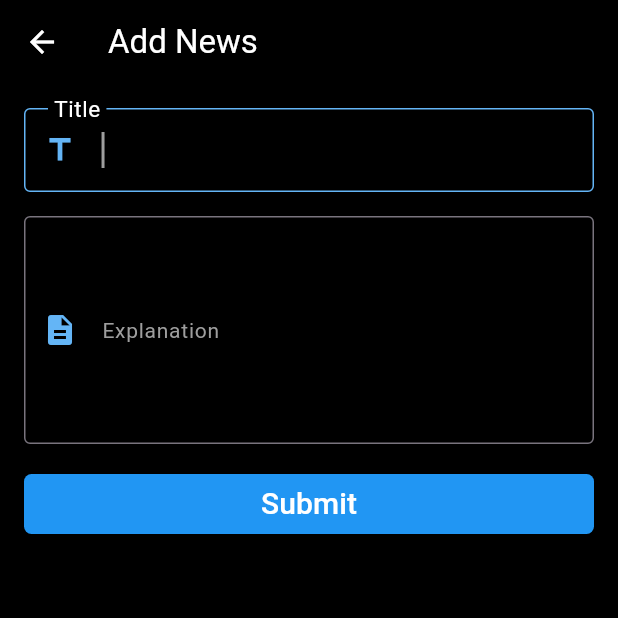
After one commit to NNakreSS/space_voyage, a Flutter app: the AddNewsForm screen opened directly, on a phone screen of 412 x 824 dp, the top half of it. The commit adds this screen. Run offline on Flutter 3.47's test engine with Material 3 defaults, Android fonts, the phone set to English and light mode, and no system bars; our stand-ins replace cached_network_image, cloud_firestore, firebase_auth, firebase_core, flutter_animate, flutter_dotenv and 2 more; missing offline and left inert: flutter_file_downloader, model_viewer_plus; accounts and stored records are empty; network calls fail; Roboto replaces fonts that are missing (Exo).

Commit message:
news page , store service news methods

```diff
--- /dev/null
+++ b/lib/pages/NewsPage/add_news_form.dart
@@ -0,0 +1,114 @@
+import 'package:flutter/material.dart';
+import 'package:google_fonts/google_fonts.dart';
+import 'package:space_voyage/services/firestore_service.dart';
+import 'package:space_voyage/widgets/elevated_button.dart';
+import 'package:space_voyage/widgets/text_field.dart';
+
+class AddNewsForm extends StatefulWidget {
+  const AddNewsForm({Key? key}) : super(key: key);
+
+  @override
+  State<AddNewsForm> createState() => _AddNewsFormState();
+}
+
+class _AddNewsFormState extends State<AddNewsForm> {
+  final GlobalKey<FormState> _formKey = GlobalKey<FormState>();
+  final TextEditingController _titleController = TextEditingController();
+  final TextEditingController _explanationController = TextEditingController();
+
+  void _submitForm() {
+    if (_formKey.currentState!.validate()) {
+      String title = _titleController.text;
+      String explanation = _explanationController.text;
+      DateTime now = DateTime.now();
+      String date = '${now.year}-${now.month}-${now.day}';
+
+      FireStoreService().addNewsToFirestore({
+        "title": title,
+        "explanation": explanation,
+        "date": date,
+      }).then((data) {
+        if (data!["success"]) {
+          Navigator.pop(context);
+          ScaffoldMessenger.of(context).showSnackBar(
+            const SnackBar(
+              backgroundColor: Color.fromARGB(255, 28, 28, 28),
+              content: Text(
+                "News added.",
+                style: TextStyle(
+                  color: Colors.green,
+                  fontSize: 26,
+                  fontWeight: FontWeight.w500,
+                ),
+              ),
+            ),
+          );
+        } else {
+          ScaffoldMessenger.of(context).showSnackBar(
+            SnackBar(
+              backgroundColor: const Color.fromARGB(255, 28, 28, 28),
+              content: Text(
+                data["error"],
+                style: const TextStyle(
+                  color: Colors.red,
+                  fontSize: 26,
+                  fontWeight: FontWeight.w500,
+                ),
+              ),
+            ),
+          );
+        }
+      });
+    }
+  }
+
+  @override
+  Widget build(BuildContext context) => Scaffold(
+        appBar: AppBar(
+          backgroundColor: Colors.transparent,
+          iconTheme: const IconThemeData(color: Colors.white),
+          title: Text(
+            "Add News",
+            style: GoogleFonts.exo(
+                textStyle: const TextStyle(color: Colors.white)),
+          ),
+        ),
+        body: Padding(
+          padding: const EdgeInsets.all(16),
+          child: Form(
+            key: _formKey,
+            child: Column(
+              crossAxisAlignment: CrossAxisAlignment.stretch,
+              children: [
+                CustomTextFormField(
+                  controller: _titleController,
+                  labelText: "Title",
+                  icon: Icons.title,
+                  autoFocus: true,
+                ),
+                const SizedBox(height: 16.0),
+                CustomTextFormField(
+                  controller: _explanationController,
+                  labelText: "Explanation",
+                  icon: Icons.description,
+                  keyboardType: TextInputType.multiline,
+                  maxLine: 5,
+                ),
+                const SizedBox(height: 16.0),
+                CustomElevatedButton(
+                  backgroundColor: Colors.blue,
+                  onPressed: _submitForm,
+                  child: const Text(
+                    "Submit",
+                    style: TextStyle(
+                      color: Colors.white,
+                      fontSize: 20,
+                    ),
+                  ),
+                ),
+              ],
+            ),
+          ),
+        ),
+      );
+}
--- /dev/null
+++ b/lib/pages/NewsPage/model.dart
@@ -0,0 +1,28 @@
+class News {
+  String explanation;
+  String title;
+  String date;
+
+  News({
+    required this.explanation,
+    required this.title,
+    required this.date,
+  });
+
+  factory News.fromJson(Map<String, dynamic> json) {
+    return News(
+      explanation: json["explanation"],
+      title: json["title"],
+      date: json["date"],
+    );
+  }
+
+  // News nesnesini bir Map'e dönüştüren toJson metodu
+  Map<String, dynamic> toJson() {
+    return {
+      'title': title,
+      'explanation': explanation,
+      'date': date,
+    };
+  }
+}
--- a/lib/pages/SignPage/sign_in.dart
+++ b/lib/pages/SignPage/sign_in.dart
@@ -84,7 +84,7 @@ class _SignInPageState extends State<SignInPage> {
     );
   }
 
-  ElevatedButton loginButton(BuildContext context) {
+  ElevatedButton loginButton(context) {
     return ElevatedButton(
       style: ElevatedButton.styleFrom(
         shape: const RoundedRectangleBorder(
--- a/lib/services/firestore_service.dart
+++ b/lib/services/firestore_service.dart
@@ -1,14 +1,18 @@
 import 'package:cloud_firestore/cloud_firestore.dart';
+import 'package:space_voyage/pages/NewsPage/model.dart';
 import 'package:space_voyage/pages/spaceGalleryPage/model.dart';
 
 class FireStoreService {
-  final CollectionReference favoritesCollection =
+  final CollectionReference userCollection =
       FirebaseFirestore.instance.collection("users");
+
+  final CollectionReference newsCollection =
+      FirebaseFirestore.instance.collection('news');
 
   // Kullanıcının belirli bir görselin favorilere eklemesi
   Future<void> addFavorite(String userId, NasaImage imageData) async {
     try {
-      await favoritesCollection.doc(userId).set({
+      await userCollection.doc(userId).set({
         'favorites': FieldValue.arrayUnion([imageData.toJson()]),
       }, SetOptions(merge: true));
     } catch (e) {
@@ -20,8 +24,7 @@ class FireStoreService {
   // Kullanıcının favori görsellerini getirme
   Future<List<NasaImage>> getFavorites(String userId) async {
     try {
-      final DocumentSnapshot snapshot =
-          await favoritesCollection.doc(userId).get();
+      final DocumentSnapshot snapshot = await userCollection.doc(userId).get();
       if (snapshot.exists) {
         final Map<String, dynamic>? data =
             snapshot.data() as Map<String, dynamic>?;
@@ -42,7 +45,7 @@ class FireStoreService {
   // Kullanıcının belirli bir görseli favorilerden çıkarması
   Future<void> removeFavorite(String userId, NasaImage imageData) async {
     try {
-      await favoritesCollection.doc(userId).update({
+      await userCollection.doc(userId).update({
         'favorites': FieldValue.arrayRemove([imageData.toJson()]),
       });
     } catch (e) {
@@ -54,8 +57,7 @@ class FireStoreService {
   // Kullanıcının favori görsellerini getirme
   Future<List<NasaImage>> getUserFavorites(String userId) async {
     try {
-      final DocumentSnapshot snapshot =
-          await favoritesCollection.doc(userId).get();
+      final DocumentSnapshot snapshot = await userCollection.doc(userId).get();
       if (snapshot.exists) {
         final Map<String, dynamic>? data =
             snapshot.data() as Map<String, dynamic>?;
@@ -72,4 +74,40 @@ class FireStoreService {
       throw e;
     }
   }
+
+  Future<Map?> addNewsToFirestore(Map newsItem) async {
+    try {
+      await newsCollection.add({
+        'title': newsItem["title"],
+        'explanation': newsItem["explanation"],
+        'date': newsItem["date"],
+        "timestamp": Timestamp.fromDate(DateTime.now()),
+      });
+      return {"success": true}; // Başarı durumunda true döndür
+    } catch (e) {
+      return {"success": false, "error": e}; // Hata durumunda false döndür
+    }
+  }
+
+  Future<List<News>> getNewsToFirestore(News newsItem) async {
+    final newsSnapshot = await newsCollection.get();
+    List<News> newsList = [];
+    for (var doc in newsSnapshot.docs) {
+      Map<String, dynamic>? data = doc.data() as Map<String, dynamic>?;
+      newsList.add(News.fromJson(data!));
+    }
+    return newsList;
+  }
+
+  Stream<List<News>> getNewsStream() {
+    return newsCollection
+        .orderBy('timestamp', descending: true)
+        .snapshots()
+        .map((querySnapshot) {
+      return querySnapshot.docs.map((doc) {
+        Map<String, dynamic> data = doc.data() as Map<String, dynamic>;
+        return News.fromJson(data);
+      }).toList();
+    });
+  }
 }
--- a/lib/widgets/text_field.dart
+++ b/lib/widgets/text_field.dart
@@ -5,10 +5,16 @@ class CustomTextFormField extends StatelessWidget {
   final String labelText;
   final IconData icon;
   final bool? password;
+  final bool? autoFocus;
+  final int? maxLine;
+  final TextInputType? keyboardType;
 
   const CustomTextFormField(
       {Key? key,
       this.password,
+      this.maxLine,
+      this.autoFocus,
+      this.keyboardType,
       required this.controller,
       required this.labelText,
       required this.icon})
@@ -16,6 +22,9 @@ class CustomTextFormField extends StatelessWidget {
 
   @override
   Widget build(BuildContext context) => TextFormField(
+        autofocus: autoFocus ?? false,
+        keyboardType: keyboardType,
+        maxLines: maxLine ?? 1,
         style: const TextStyle(color: Colors.white),
         cursorColor: Colors.grey,
         controller: controller,
@@ -29,7 +38,7 @@ class CustomTextFormField extends StatelessWidget {
             icon,
             color: Colors.blue[300],
           ),
-          contentPadding: const EdgeInsets.symmetric(horizontal: 10.0),
+          contentPadding: const EdgeInsets.all(16),
           border: const OutlineInputBorder(),
           focusedBorder: OutlineInputBorder(
               borderSide: BorderSide(color: Colors.blue[300]!)),
```
Also changed, not shown: lib/pages/HomePage/index.dart (+6 -4 lines), lib/pages/NewsPage/index.dart (+121 -1 lines), lib/pages/PlanetsPage/perspective_view.dart (+4 -3 lines), lib/pages/spaceGalleryPage/details.dart (+7 -0 lines), lib/pages/spaceGalleryPage/index.dart (+17 -2 lines), lib/pages/userProfile/index.dart (+8 -2 lines), 1 other file.
